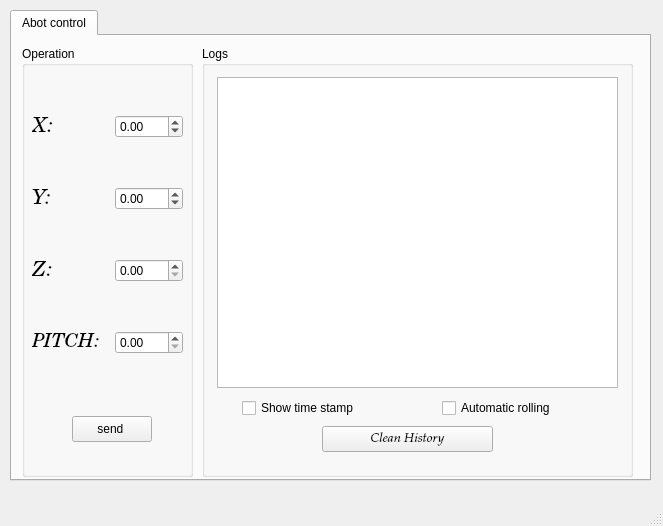
Qt form abot_gui/ui/mainwindow.ui (tloinny/ROS-for-Abot) before a commit.
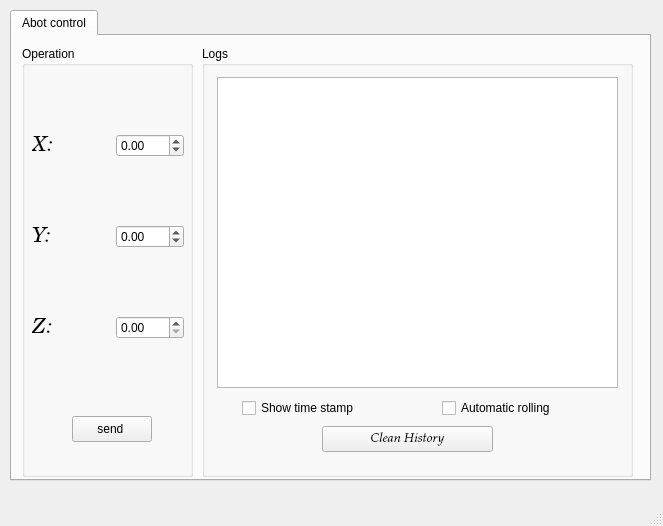
The same form after that commit.

```diff
--- a/abot_gui/ui/mainwindow.ui
+++ b/abot_gui/ui/mainwindow.ui
@@ -53,7 +53,7 @@
            <rect>
             <x>10</x>
             <y>30</y>
-            <width>151</width>
+            <width>152</width>
             <height>321</height>
            </rect>
           </property>
@@ -125,23 +125,6 @@
              </property>
             </widget>
            </item>
-           <item row="5" column="0">
-            <widget class="QLabel" name="label_4">
-             <property name="font">
-              <font>
-               <family>Century Schoolbook L</family>
-               <pointsize>14</pointsize>
-               <italic>true</italic>
-              </font>
-             </property>
-             <property name="text">
-              <string>PITCH:</string>
-             </property>
-            </widget>
-           </item>
-           <item row="5" column="1">
-            <widget class="QDoubleSpinBox" name="doubleSpinBox_4"/>
-           </item>
            <item row="4" column="1">
             <widget class="QDoubleSpinBox" name="doubleSpinBox_3">
              <property name="maximum">
```
